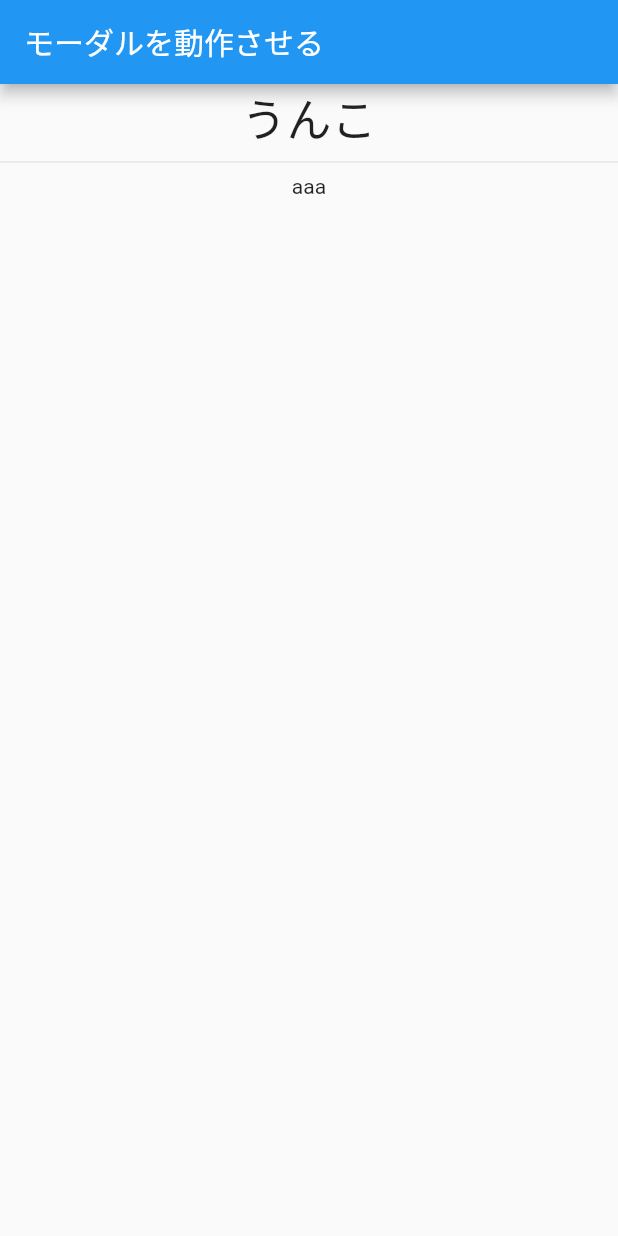
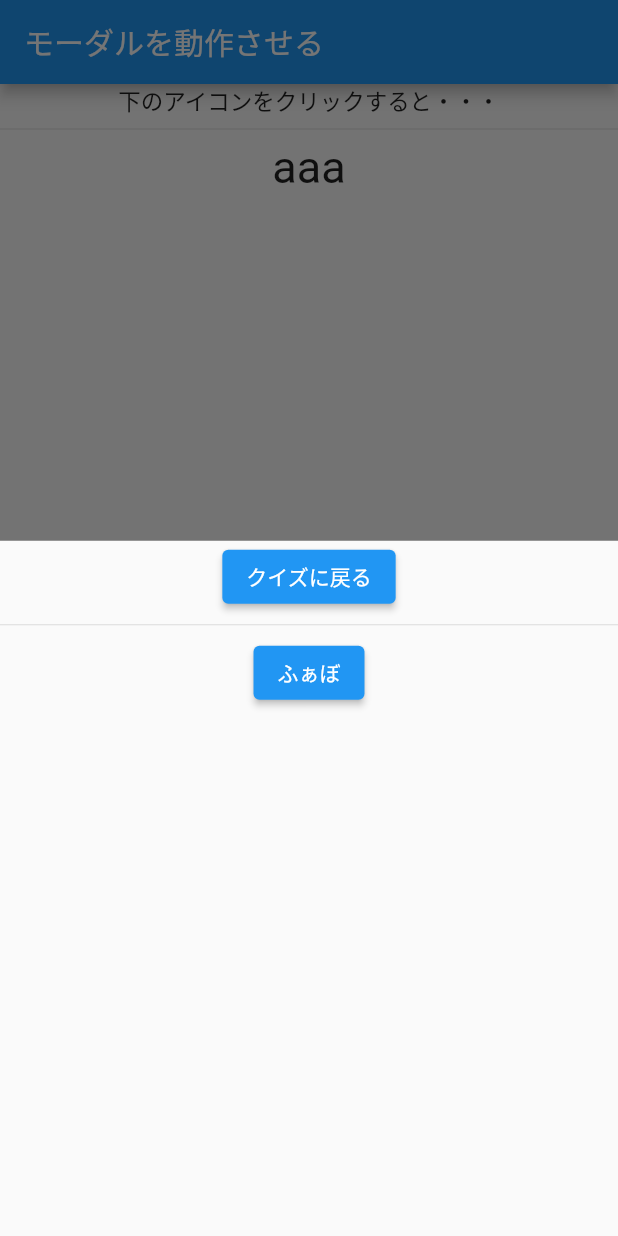
Before and after one commit to vr-oni-san/modal, a Flutter app: the screen it shows after launch, after a tap on "aaa", on a phone screen of 412 x 824 dp. Run offline on Flutter 3.47's test engine with Material 2 defaults, Android fonts, the phone set to English and light mode, and no system bars.

Commit message:
クイズ戻る

```diff
--- a/lib/main.dart
+++ b/lib/main.dart
@@ -39,8 +39,8 @@ class _WidState extends State<Wid> {
           Row(
             mainAxisAlignment: MainAxisAlignment.center,
             children: [
-              Text("うんこ", style: TextStyle(
-                fontSize: 30
+              Text("下のアイコンをクリックすると・・・", style: TextStyle(
+                fontSize: 15
               ),),
             ],
           ),
@@ -49,9 +49,30 @@ class _WidState extends State<Wid> {
             mainAxisAlignment: MainAxisAlignment.center,
             children: [
               InkWell(
-                child: Text("aaa"),
+                child: Text("aaa", style: TextStyle(
+                  fontSize: 30
+                ),),
                 onTap: (){
-                  print("eatwell");
+                  showModalBottomSheet<void>(
+                      context: context,
+                      builder: (BuildContext context) {
+                        return
+                         Container(
+                           // モーダルのheight
+                           height: 700,
+                           child: Column(
+                             children: [
+                               ElevatedButton(onPressed: ()=> Navigator.pop(context),
+                                   child: Text("クイズに戻る")
+                               ),
+                               Divider(),
+                               ElevatedButton(onPressed: () {},
+                                   child: Text("ふぁぼ"))
+                             ],
+                           ),
+                         );
+                      }
+                  );
                 },
               )
             ],
@@ -61,5 +82,3 @@ class _WidState extends State<Wid> {
     );
   }
 }
-
-// モーダルクラス
```
